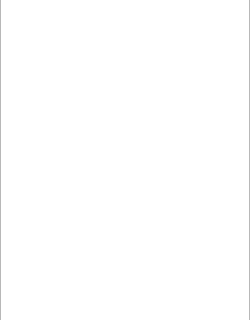
The window that ui_components/forms/contactspanewidget.ui (ASUJY/WeLink) describes before a commit, drawn with Qt 5; both pictures show x 0 to 250 and y 223 to 543 of the 250 by 700 pixel window.
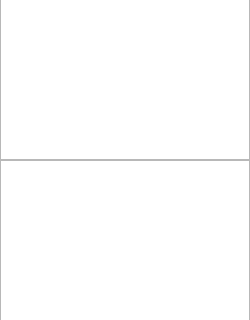
The same window after the commit. Icons and pictures are not drawn. Custom widgets are drawn as their Qt base class.

Commit message: feat:联系人面板中的架构由QListWidget/QListWidgetItem/QListViewChild改变为Model/View模型 目前同时存在两种架构，为了验证一下Model/View架构的功能是否正常

```diff
--- a/ui_components/forms/contactspanewidget.ui
+++ b/ui_components/forms/contactspanewidget.ui
@@ -206,6 +206,9 @@
    <item>
     <widget class="ContactsListWidget" name="contactsListWidget"/>
    </item>
+   <item>
+    <widget class="ContactsTreeView" name="contactsTreeView"/>
+   </item>
   </layout>
  </widget>
  <customwidgets>
@@ -214,6 +217,11 @@
    <extends>QListWidget</extends>
    <header location="global">contactslistwidget.h</header>
   </customwidget>
+  <customwidget>
+   <class>ContactsTreeView</class>
+   <extends>QTreeView</extends>
+   <header location="global">contactstreeview.h</header>
+  </customwidget>
  </customwidgets>
  <resources>
   <include location="../../app/resource.qrc"/>
```
Left out of the diff: 8 changed lines with no effect on the pictures. The commit also changes 10 other files.
